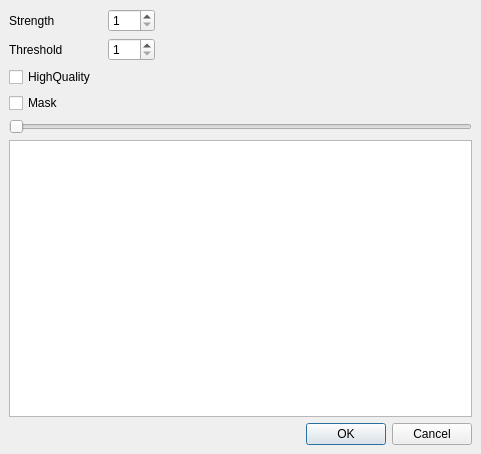
Before: the Qt Designer form avidemux_plugins/ADM_videoFilters6/mSharpen/qt4/msharpen.ui in mean00/avidemux2, drawn with Qt 5.
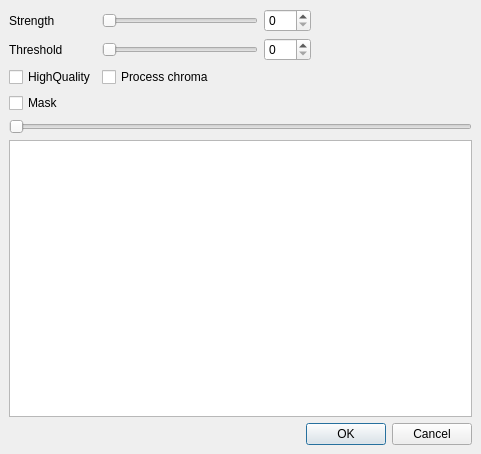
After: the same form once the commit is applied. Custom widgets are drawn as their Qt base class.

Commit message: MSharpen bugfix and improvements (sliders & process chroma option)

Patch:
```diff
--- a/avidemux_plugins/ADM_videoFilters6/mSharpen/qt4/msharpen.ui
+++ b/avidemux_plugins/ADM_videoFilters6/mSharpen/qt4/msharpen.ui
@@ -138,7 +138,7 @@
    <item row="0" column="2">
     <widget class="QSpinBox" name="spinBoxStrength">
      <property name="minimum">
-      <number>1</number>
+      <number>0</number>
      </property>
      <property name="maximum">
       <number>255</number>
@@ -148,13 +148,43 @@
    <item row="1" column="2">
     <widget class="QSpinBox" name="spinBoxThreshold">
      <property name="minimum">
-      <number>1</number>
+      <number>0</number>
      </property>
      <property name="maximum">
       <number>255</number>
      </property>
     </widget>
    </item>
+   <item row="1" column="1">
+    <widget class="QSlider" name="horizontalSliderThreshold">
+     <property name="maximum">
+      <number>255</number>
+     </property>
+     <property name="orientation">
+      <enum>Qt::Horizontal</enum>
+     </property>
+    </widget>
+   </item>
+   <item row="0" column="1">
+    <widget class="QSlider" name="horizontalSliderStrength">
+     <property name="maximum">
+      <number>255</number>
+     </property>
+     <property name="orientation">
+      <enum>Qt::Horizontal</enum>
+     </property>
+    </widget>
+   </item>
+   <item row="4" column="0" colspan="4">
+    <layout class="QHBoxLayout" name="toolboxLayout"/>
+   </item>
+   <item row="2" column="1">
+    <widget class="QCheckBox" name="checkBoxChroma">
+     <property name="text">
+      <string>Process chroma</string>
+     </property>
+    </widget>
+   </item>
   </layout>
  </widget>
  <customwidgets>
```
Left out of the diff: 14 changed lines with no effect on the pictures. The commit also changes 8 other files.
